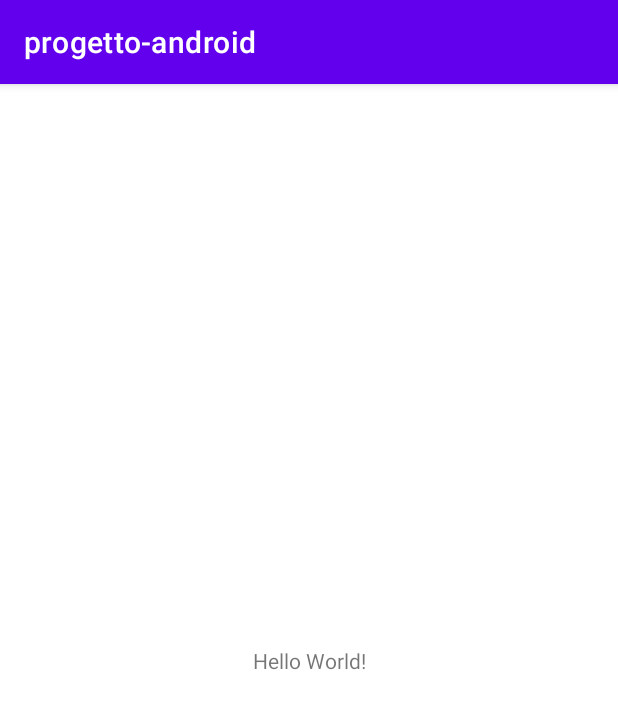
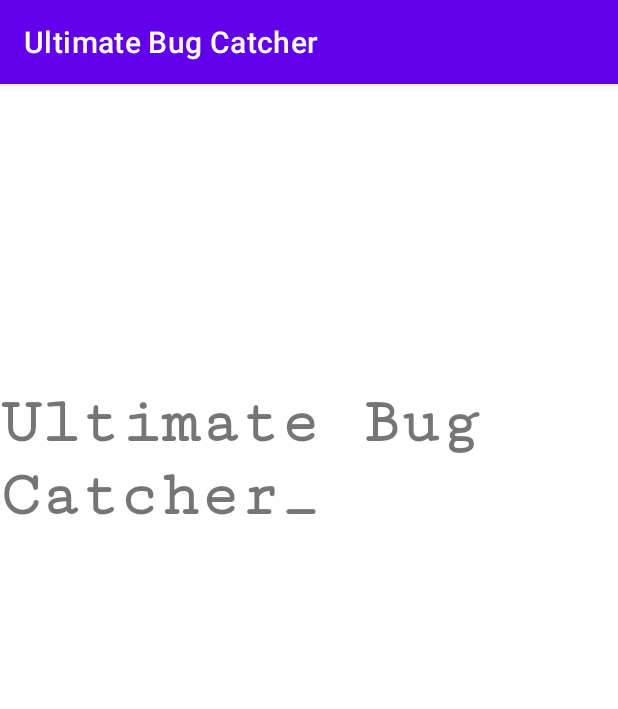
Before and after one commit to dwarftopia/progetto-android, an Android app: the screen it shows after launch (MainActivity), on a phone screen of 412 x 824 dp. Shown: the top 709 px of the screen. Run offline under Robolectric (Android 15) with nearby library versions, the phone set to English and light mode, and no system bars.

Commit message:
progetto app android

```diff
--- a/app/src/main/AndroidManifest.xml
+++ b/app/src/main/AndroidManifest.xml
@@ -9,7 +9,8 @@
         android:roundIcon="@mipmap/ic_launcher_round"
         android:supportsRtl="true"
         android:theme="@style/Theme.Progettoandroid">
-        <activity android:name=".MainActivity">
+        <activity android:name=".MainActivity"
+            android:screenOrientation="portrait">
             <intent-filter>
                 <action android:name="android.intent.action.MAIN" />
 
--- a/app/src/main/java/com/example/progetto_android/MainActivity.java
+++ b/app/src/main/java/com/example/progetto_android/MainActivity.java
@@ -2,13 +2,76 @@ package com.example.progetto_android;
 
 import androidx.appcompat.app.AppCompatActivity;
 
+import android.content.Intent;
+import android.os.AsyncTask;
 import android.os.Bundle;
+import android.util.Log;
+import android.view.animation.AlphaAnimation;
+import android.view.animation.Animation;
+import android.view.animation.DecelerateInterpolator;
+import android.widget.Button;
+import android.widget.TextView;
+
+import org.w3c.dom.Text;
+
+import java.util.concurrent.Semaphore;
 
 public class MainActivity extends AppCompatActivity {
 
+    public static String TAG = "lolcat";
     @Override
     protected void onCreate(Bundle savedInstanceState) {
         super.onCreate(savedInstanceState);
         setContentView(R.layout.activity_main);
+
+        TextView lblMainTitle = (TextView) findViewById(R.id.lblMainTitle);
+        Button btnStartGame = (Button) findViewById(R.id.btnStartGame);
+        Button btnExitApp = (Button) findViewById(R.id.btnExitApp);
+
+        btnStartGame.setAlpha(0);
+        btnStartGame.setEnabled(false);
+        btnExitApp.setAlpha(0);
+        btnExitApp.setEnabled(false);
+
+        new Thread(new Runnable() {
+            @Override
+            public void run() {
+                try {
+                    String s = getResources().getString(R.string.app_name);
+                    String aux = "";
+
+                    for (int i=0; i<s.length(); i++){
+                        aux += s.charAt(i);
+                        String finalAux = aux;
+                        runOnUiThread(new Runnable() {
+                            @Override
+                            public void run() {
+                                lblMainTitle.setText(finalAux + "_");
+                            }
+                        });
+                        Thread.sleep(150);
+                    }
+
+                    runOnUiThread(new Runnable() {
+                        @Override
+                        public void run() {
+                            btnStartGame.animate().alpha(1.0f).setDuration(1000).start();
+                            btnExitApp.animate().alpha(1.0f).setDuration(1000).start();
+                            btnStartGame.setEnabled(true);
+                            btnExitApp.setEnabled(true);
+                            try {
+                                Thread.sleep(750);
+                            } catch (InterruptedException e) {
+                                e.printStackTrace();
+                            }
+                            lblMainTitle.setText(s);
+                        }
+                    });
+                } catch (InterruptedException e) {
+                    e.printStackTrace();
+                }
+            }
+        }).start();
+
     }
 }
--- a/app/src/main/res/layout/activity_main.xml
+++ b/app/src/main/res/layout/activity_main.xml
@@ -6,13 +6,46 @@
     android:layout_height="match_parent"
     tools:context=".MainActivity">
 
+    <Button
+        android:id="@+id/btnExitApp"
+        android:layout_width="200dp"
+        android:layout_height="wrap_content"
+        android:text="Exit"
+        android:textAlignment="viewStart"
+        app:layout_constraintBottom_toBottomOf="parent"
+        app:layout_constraintEnd_toEndOf="parent"
+        app:layout_constraintHorizontal_bias="0.0"
+        app:layout_constraintStart_toStartOf="parent"
+        app:layout_constraintTop_toTopOf="parent"
+        app:layout_constraintVertical_bias="0.6"
+        app:cornerRadius="0dp"/>
+
     <TextView
-        android:layout_width="wrap_content"
+        android:id="@+id/lblMainTitle"
+        android:layout_width="match_parent"
         android:layout_height="wrap_content"
-        android:text="Hello World!"
+        android:fontFamily="serif-monospace"
+        android:textAlignment="viewStart"
+        android:textSize="44sp"
+        android:textStyle="bold"
         app:layout_constraintBottom_toBottomOf="parent"
-        app:layout_constraintLeft_toLeftOf="parent"
-        app:layout_constraintRight_toRightOf="parent"
-        app:layout_constraintTop_toTopOf="parent" />
+        app:layout_constraintEnd_toEndOf="parent"
+        app:layout_constraintHorizontal_bias="0.5"
+        app:layout_constraintStart_toStartOf="parent"
+        app:layout_constraintTop_toTopOf="parent"
+        app:layout_constraintVertical_bias="0.3" />
 
+    <Button
+        android:id="@+id/btnStartGame"
+        android:layout_width="200dp"
+        android:layout_height="wrap_content"
+        android:text="Start the game"
+        android:textAlignment="viewStart"
+        app:layout_constraintBottom_toBottomOf="parent"
+        app:layout_constraintEnd_toEndOf="parent"
+        app:layout_constraintHorizontal_bias="0"
+        app:layout_constraintStart_toStartOf="parent"
+        app:layout_constraintTop_toTopOf="parent"
+        app:layout_constraintVertical_bias="0.5"
+        app:cornerRadius="0dp"/>
 </androidx.constraintlayout.widget.ConstraintLayout>
--- a/app/src/main/res/values/strings.xml
+++ b/app/src/main/res/values/strings.xml
@@ -1,3 +1,3 @@
 <resources>
-    <string name="app_name">progetto-android</string>
+    <string name="app_name">Ultimate Bug Catcher</string>
 </resources>
```
